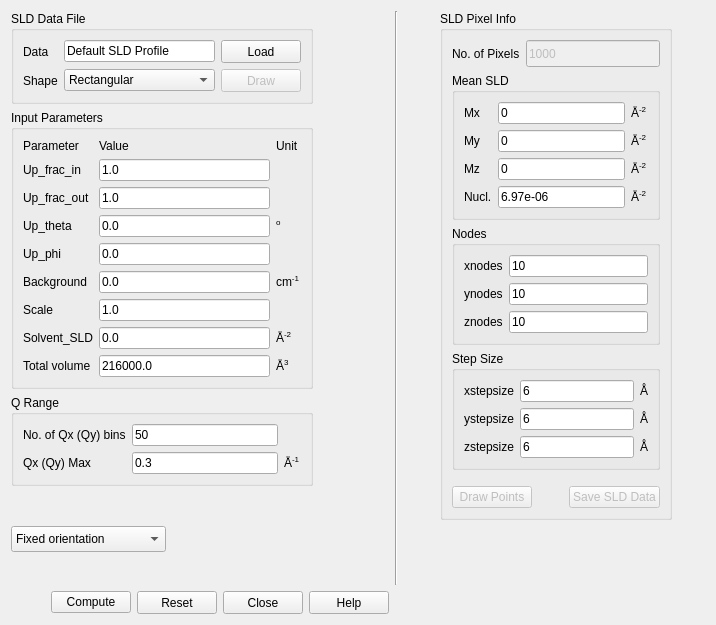
First picture: the form in src/sas/qtgui/Calculators/UI/GenericScatteringCalculator.ui, repository SasView/sasview, before the edit.
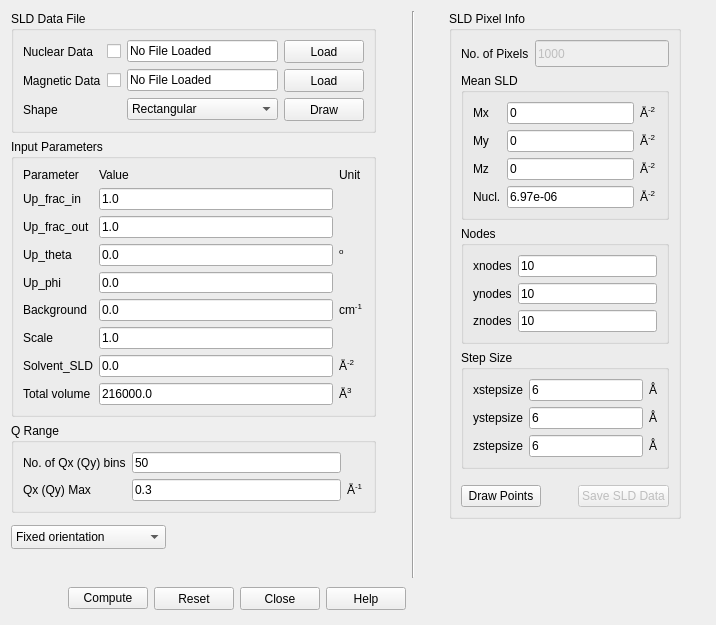
Second picture: the form after the edit. Icons and pictures are not drawn.

Commit message: Squashed commit of the following:

```diff
--- a/src/sas/qtgui/Calculators/UI/GenericScatteringCalculator.ui
+++ b/src/sas/qtgui/Calculators/UI/GenericScatteringCalculator.ui
@@ -51,7 +51,7 @@
       <item row="0" column="0">
        <layout class="QGridLayout" name="gridLayout">
         <item row="0" column="0">
-         <widget class="QLabel" name="lblData">
+         <widget class="QLabel" name="lblNucData">
           <property name="font">
            <font>
             <weight>50</weight>
@@ -59,43 +59,50 @@
            </font>
           </property>
           <property name="toolTip">
-           <string>&lt;html&gt;&lt;head/&gt;&lt;body&gt;&lt;p&gt;Data used to simulate SANS.&lt;/p&gt;&lt;/body&gt;&lt;/html&gt;</string>
+           <string>&lt;html&gt;&lt;head/&gt;&lt;body&gt;&lt;p&gt;Nuclear data used to simulate SANS.&lt;/p&gt;&lt;/body&gt;&lt;/html&gt;</string>
           </property>
           <property name="text">
-           <string>Data</string>
+           <string>Nuclear Data</string>
           </property>
          </widget>
         </item>
         <item row="0" column="1">
-         <widget class="QLineEdit" name="txtData">
-          <property name="sizePolicy">
-           <sizepolicy hsizetype="Preferred" vsizetype="Fixed">
-            <horstretch>0</horstretch>
-            <verstretch>0</verstretch>
-           </sizepolicy>
-          </property>
-          <property name="minimumSize">
-           <size>
-            <width>151</width>
-            <height>0</height>
-           </size>
-          </property>
-          <property name="font">
-           <font>
-            <weight>50</weight>
-            <bold>false</bold>
-           </font>
-          </property>
-          <property name="toolTip">
-           <string>Display name of loaded datafile.</string>
-          </property>
+         <widget class="QCheckBox" name="checkboxNucData">
           <property name="text">
-           <string>Default SLD Profile</string>
+           <string></string>
           </property>
          </widget>
         </item>
         <item row="0" column="2">
-         <widget class="QPushButton" name="cmdLoad">
+         <widget class="QLineEdit" name="txtNucData">
+          <property name="sizePolicy">
+           <sizepolicy hsizetype="Preferred" vsizetype="Fixed">
+            <horstretch>0</horstretch>
+            <verstretch>0</verstretch>
+           </sizepolicy>
+          </property>
+          <property name="minimumSize">
+           <size>
+            <width>151</width>
+            <height>0</height>
+           </size>
+          </property>
+          <property name="font">
+           <font>
+            <weight>50</weight>
+            <bold>false</bold>
+           </font>
+          </property>
+          <property name="toolTip">
+           <string>Display name of loaded datafile.</string>
+          </property>
+          <property name="text">
+           <string>No File Loaded</string>
+          </property>
+         </widget>
+        </item>
+        <item row="0" column="3">
+         <widget class="QPushButton" name="cmdNucLoad">
           <property name="sizePolicy">
            <sizepolicy hsizetype="Minimum" vsizetype="Fixed">
             <horstretch>0</horstretch>
@@ -115,7 +122,7 @@
            </font>
           </property>
           <property name="toolTip">
-           <string>&lt;html&gt;&lt;head/&gt;&lt;body&gt;&lt;p&gt;Only .txt, .omf, .sld and .pdb datafile formats are supported. &lt;/p&gt;&lt;p&gt;Load data and generate 3D plots in real space.&lt;/p&gt;&lt;/body&gt;&lt;/html&gt;</string>
+           <string>&lt;html&gt;&lt;head/&gt;&lt;body&gt;&lt;p&gt;Only .txt, .sld and .pdb datafile formats are supported. &lt;/p&gt;&lt;p&gt;Load Nuclear sld data.&lt;/p&gt;&lt;/body&gt;&lt;/html&gt;</string>
           </property>
           <property name="text">
            <string>Load</string>
@@ -126,6 +133,88 @@
          </widget>
         </item>
         <item row="1" column="0">
+         <widget class="QLabel" name="lblMagData">
+          <property name="font">
+           <font>
+            <weight>50</weight>
+            <bold>false</bold>
+           </font>
+          </property>
+          <property name="toolTip">
+           <string>&lt;html&gt;&lt;head/&gt;&lt;body&gt;&lt;p&gt;Magnetic data used to simulate SANS.&lt;/p&gt;&lt;/body&gt;&lt;/html&gt;</string>
+          </property>
+          <property name="text">
+           <string>Magnetic Data</string>
+          </property>
+         </widget>
+        </item>
+        <item row="1" column="1">
+         <widget class="QCheckBox" name="checkboxMagData">
+          <property name="text">
+           <string></string>
+          </property>
+         </widget>
+        </item>
+        <item row="1" column="2">
+         <widget class="QLineEdit" name="txtMagData">
+          <property name="sizePolicy">
+           <sizepolicy hsizetype="Preferred" vsizetype="Fixed">
+            <horstretch>0</horstretch>
+            <verstretch>0</verstretch>
+           </sizepolicy>
+          </property>
+          <property name="minimumSize">
+           <size>
+            <width>151</width>
+            <height>0</height>
+           </size>
+          </property>
+          <property name="font">
+           <font>
+            <weight>50</weight>
+            <bold>false</bold>
+           </font>
+          </property>
+          <property name="toolTip">
+           <string>Display name of loaded datafile.</string>
+          </property>
+          <property name="text">
+           <string>No File Loaded</string>
+          </property>
+         </widget>
+        </item>
+        <item row="1" column="3">
+         <widget class="QPushButton" name="cmdMagLoad">
+          <property name="sizePolicy">
+           <sizepolicy hsizetype="Minimum" vsizetype="Fixed">
+            <horstretch>0</horstretch>
+            <verstretch>0</verstretch>
+           </sizepolicy>
+          </property>
+          <property name="minimumSize">
+           <size>
+            <width>80</width>
+            <height>23</height>
+           </size>
+          </property>
+          <property name="font">
+           <font>
+            <weight>50</weight>
+            <bold>false</bold>
+           </font>
+          </property>
+          <property name="toolTip">
+           <string>&lt;html&gt;&lt;head/&gt;&lt;body&gt;&lt;p&gt;Only .txt, .omf and.sld datafile formats are supported. &lt;/p&gt;&lt;p&gt;Load Magnetic sld data.&lt;/p&gt;&lt;/body&gt;&lt;/html&gt;</string>
+          </property>
+          <property name="text">
+           <string>Load</string>
+          </property>
+          <property name="autoDefault">
+           <bool>false</bool>
+          </property>
+         </widget>
+        </item>
+        <item row="2" column="0">
          <widget class="QLabel" name="lblShape">
           <property name="font">
            <font>
@@ -141,7 +230,7 @@
           </property>
          </widget>
         </item>
-        <item row="1" column="1">
+        <item row="2" column="2">
          <widget class="QComboBox" name="cbShape">
           <property name="sizePolicy">
            <sizepolicy hsizetype="Preferred" vsizetype="Fixed">
@@ -165,10 +254,10 @@
           </item>
          </widget>
         </item>
-        <item row="1" column="2">
+        <item row="2" column="3">
          <widget class="QPushButton" name="cmdDraw">
           <property name="enabled">
-           <bool>false</bool>
+           <bool>true</bool>
           </property>
           <property name="sizePolicy">
            <sizepolicy hsizetype="Minimum" vsizetype="Fixed">
@@ -770,7 +859,7 @@
       <item row="5" column="0" colspan="2">
        <widget class="QPushButton" name="cmdDrawpoints">
         <property name="enabled">
-         <bool>false</bool>
+         <bool>true</bool>
         </property>
         <property name="sizePolicy">
          <sizepolicy hsizetype="Minimum" vsizetype="Fixed">
@@ -1221,7 +1310,7 @@
            </font>
           </property>
           <property name="toolTip">
-           <string>&lt;html&gt;&lt;head/&gt;&lt;body&gt;&lt;p&gt;Default total volume calculated from the pizel information (or natural density for pdb file)&lt;/p&gt;&lt;/body&gt;&lt;/html&gt;</string>
+           <string>&lt;html&gt;&lt;head/&gt;&lt;body&gt;&lt;p&gt;Default total volume calculated from the pixel information (or natural density for pdb file)&lt;/p&gt;&lt;/body&gt;&lt;/html&gt;</string>
           </property>
           <property name="text">
            <string>216000.0</string>
@@ -1593,6 +1682,34 @@
      </item>
     </layout>
    </item>
+   <item row="7" column="5">
+    <widget class="QLabel" name="lblVerifyError">
+      <property name="font">
+        <font>
+        <weight>50</weight>
+        <bold>false</bold>
+        </font>
+      </property>
+      <property name="toolTip">
+        <string>Verification Error</string>
+      </property>
+      <property name="text">
+        <string></string>
+      </property>
+      <property name="wordWrap">
+        <bool>true</bool>
+      </property>
+      <property name="alignment">
+        <enum>Qt::AlignHCenter</enum>
+      </property>
+      <property name="minimumSize">
+        <size>
+        <width>0</width>
+        <height>30</height>
+        </size>
+      </property>
+    </widget>
+   </item>
   </layout>
  </widget>
  <resources/>
```
The commit also changes 2 other files.
